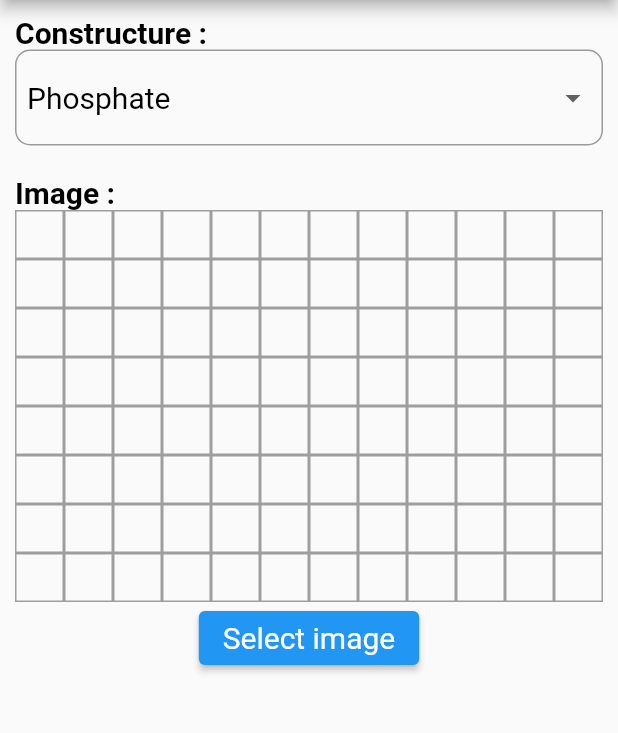
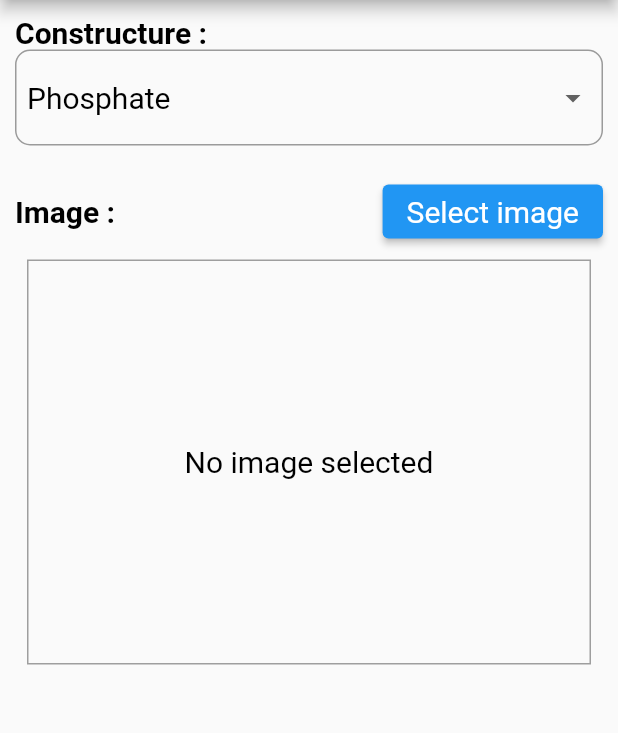
Before and after one commit to porajap/MCSS-Software, a Flutter app: the screen it shows after launch, on a phone screen of 412 x 824 dp, the part 84-817 px from its top. Run offline on Flutter 3.47's test engine with Material 2 defaults, Android fonts, the phone set to English and light mode, and no system bars; our stand-ins replace image_cropper, image_picker.

Commit message:
image & crop ✔

```diff
--- a/moblie_app/lib/MyHomePage.dart
+++ b/moblie_app/lib/MyHomePage.dart
@@ -99,8 +99,17 @@ class _MyHomePageState extends State<MyHomePage> {
   }
 
   void _cropImage(filePath) async {
-    File? croppedFile = await ImageCropper()
-        .cropImage(sourcePath: filePath, maxHeight: 1080, maxWidth: 1080);
+    File? croppedFile = await ImageCropper().cropImage(
+        sourcePath: filePath,
+        maxHeight: 1080,
+        maxWidth: 1080,
+        aspectRatioPresets: [
+          CropAspectRatioPreset.ratio4x3,
+        ],
+        androidUiSettings: AndroidUiSettings(
+          cropGridRowCount: 8,
+          cropGridColumnCount: 12,
+        ));
     if (croppedFile != null) {
       setState(() {
         imageFile = croppedFile;
@@ -160,38 +169,65 @@ class _MyHomePageState extends State<MyHomePage> {
                   height: 20,
                 ),
                 Column(crossAxisAlignment: CrossAxisAlignment.start, children: [
+                  Row(
+                    crossAxisAlignment: CrossAxisAlignment.center,
+                    children: [
                       Text(
                         "Image :",
                         style: headerText,
                       ),
+                      Spacer(),
                       imageFile == null
-                      ?
-                      // Container(
-                      //     child: Center(
-                      //         child:
-                      //             Text("No image selected", style: normalText)),
-                      //     decoration: BoxDecoration(
-                      //         border: Border.all(color: Colors.grey),
-                      //         borderRadius:
-                      //             BorderRadius.all(Radius.circular(10))),
-                      //     width: MediaQuery.of(context).size.width,
-                      //     height: 240,
-                      //   )
-                      SizedBox(
-                          child: GridView.count(
-                          shrinkWrap: true,
-                          physics: NeverScrollableScrollPhysics(),
-                          crossAxisCount: 12,
-                          // childAspectRatio: 0.67,
-                          children: List.generate(
-                              96,
-                              (index) => Container(
+                          ? ElevatedButton(
+                              style: ElevatedButton.styleFrom(
+                                textStyle: normalText,
+                              ),
+                              onPressed: _showImageDialog,
+                              child: Text(
+                                "Select image",
+                              ),
+                            )
+                          : ElevatedButton(
+                              style: ElevatedButton.styleFrom(
+                                  textStyle: normalText),
+                              onPressed: _showImageDialog,
+                              child: Text(
+                                "Change image",
+                              ),
+                            )
+                    ],
+                  ),
+                  imageFile == null
+                      ? Padding(
+                          padding: const EdgeInsets.all(8.0),
+                          child: Container(
+                            child: Center(
+                                child: Text("No image selected",
+                                    style: normalText)),
                             decoration: BoxDecoration(
                               border: Border.all(color: Colors.grey),
                             ),
-                                  )),
-                        ))
-                      : Container(
+                            width: MediaQuery.of(context).size.width, //360
+                            height: 270,
+                          ),
+                        )
+                      // SizedBox(
+                      //     child: GridView.count(
+                      //     shrinkWrap: true,
+                      //     physics: NeverScrollableScrollPhysics(),
+                      //     crossAxisCount: 12,
+                      //     // childAspectRatio: 0.67,
+                      //     children: List.generate(
+                      //         96,
+                      //         (index) => Container(
+                      //               decoration: BoxDecoration(
+                      //                 border: Border.all(color: Colors.grey),
+                      //               ),
+                      //             )),
+                      //   ))
+                      : Padding(
+                          padding: const EdgeInsets.all(8.0),
+                          child: Container(
                             child: GestureDetector(
                               // onTap: () {
                               //   _showImageDialog();
@@ -201,19 +237,9 @@ class _MyHomePageState extends State<MyHomePage> {
                                 semanticLabel: "96-well plates",
                               ),
                             ),
+                          ),
                         )
                 ]),
-                imageFile == null
-                    ? ElevatedButton(
-                        style: ElevatedButton.styleFrom(textStyle: normalText),
-                        onPressed: _showImageDialog,
-                        child: Text("Select image"),
-                      )
-                    : ElevatedButton(
-                        style: ElevatedButton.styleFrom(textStyle: normalText),
-                        onPressed: _showImageDialog,
-                        child: Text("Change image"),
-                      )
               ]),
             ),
           ),
```
Lines whose indentation alone changed are shown as unchanged.
